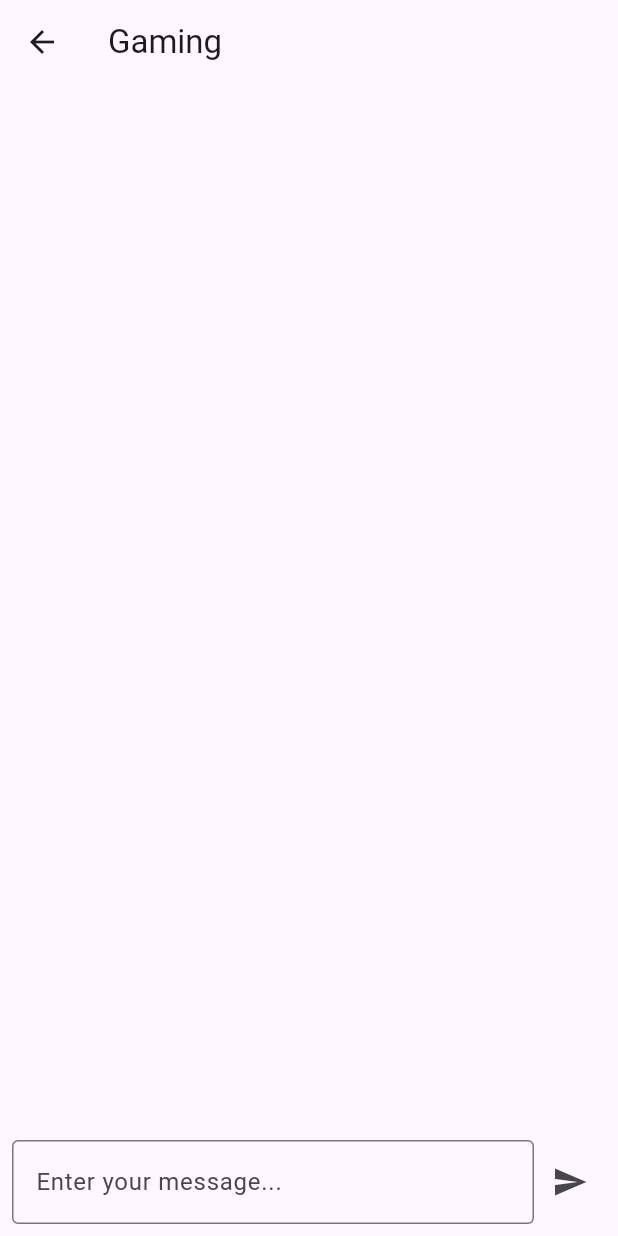
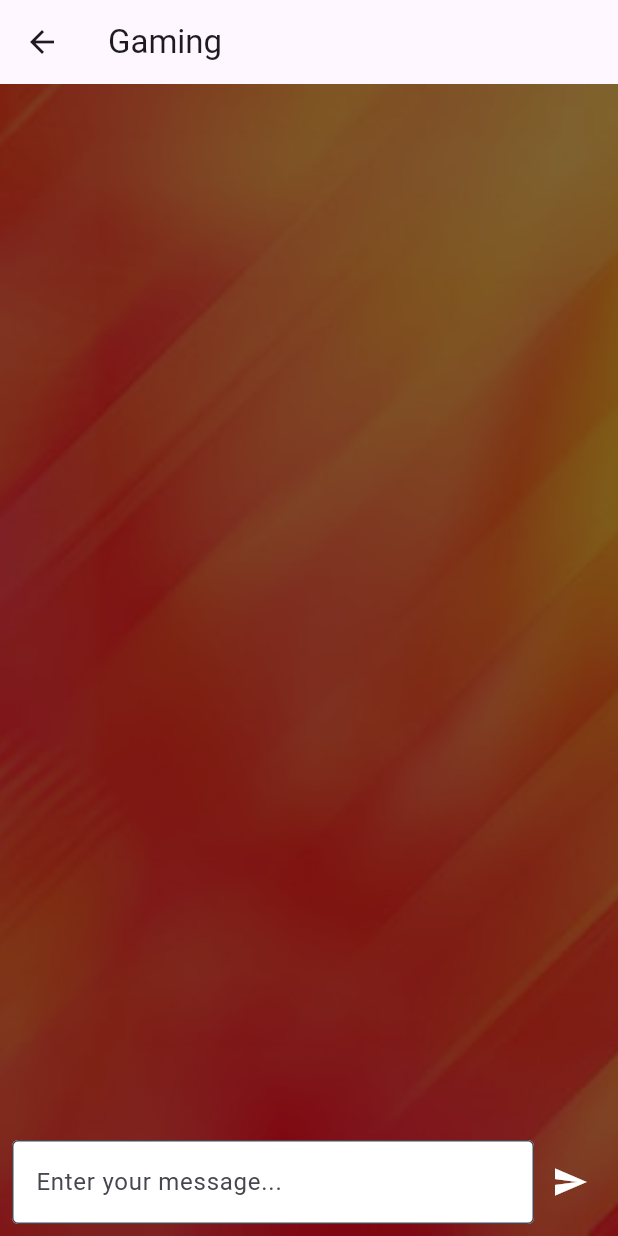
Before and after one commit to husainarib/Message-Board-App, a Flutter app: the MessageBoardListScreen screen opened by its route, after a tap on the "menu" icon, after a tap on "General", after a tap on "Gaming", on a phone screen of 412 x 824 dp. Run offline on Flutter 3.47's test engine with Material 3 defaults, Android fonts, the phone set to English and light mode, and no system bars; our stand-ins replace cloud_firestore, firebase_auth, firebase_core; accounts and stored records are empty; generated files the repository leaves out were written again.

Commit message:
add background to individual message boards

```diff
--- a/lib/ChatScreen.dart
+++ b/lib/ChatScreen.dart
@@ -4,8 +4,9 @@ import 'package:cloud_firestore/cloud_firestore.dart';
 
 class ChatScreen extends StatefulWidget {
   final String boardName;
+  final String backgroundImage;
 
-  ChatScreen({required this.boardName});
+  ChatScreen({required this.boardName, required this.backgroundImage});
 
   @override
   _ChatScreenState createState() => _ChatScreenState();
@@ -65,7 +66,22 @@ class _ChatScreenState extends State<ChatScreen> {
       appBar: AppBar(
         title: Text(widget.boardName),
       ),
-      body: Column(
+      body: Stack(
+        children: [
+          // Background Image
+          Positioned.fill(
+            child: Image.asset(
+              widget.backgroundImage,
+              fit: BoxFit.cover,
+            ),
+          ),
+          Positioned.fill(
+            child: Container(
+              color: Colors.black.withOpacity(0.5),
+            ),
+          ),
+          // CHAT UI
+          Column(
             children: [
               Expanded(
                 child: StreamBuilder<QuerySnapshot>(
@@ -79,9 +95,7 @@ class _ChatScreenState extends State<ChatScreen> {
                     if (!snapshot.hasData) {
                       return Center(child: CircularProgressIndicator());
                     }
-
                     final messages = snapshot.data!.docs;
-
                     return ListView.builder(
                       reverse: true,
                       itemCount: messages.length,
@@ -92,11 +106,20 @@ class _ChatScreenState extends State<ChatScreen> {
                         var datetime = messageData['datetime'].toDate();
 
                         return ListTile(
+                          // USERNAME
                           title: Text(
                             username,
-                        style: TextStyle(fontWeight: FontWeight.bold),
+                            style: TextStyle(
+                              fontWeight: FontWeight.bold,
+                              color: Colors.white,
                             ),
-                      subtitle: Text(messageText),
+                          ),
+                          // CHAT TEXT
+                          subtitle: Text(
+                            messageText,
+                            style: TextStyle(color: Colors.white),
+                          ),
+                          // DATE AND TIME
                           trailing: Text(
                             '${datetime.hour}:${datetime.minute} - ${datetime.month}/${datetime.day}/${datetime.year}',
                             style: TextStyle(fontSize: 12, color: Colors.grey),
@@ -114,14 +137,16 @@ class _ChatScreenState extends State<ChatScreen> {
                     Expanded(
                       child: TextField(
                         controller: _messageController,
-                    decoration: InputDecoration(
+                        decoration: const InputDecoration(
                           hintText: 'Enter your message...',
                           border: OutlineInputBorder(),
+                          filled: true,
+                          fillColor: Colors.white,
                         ),
                       ),
                     ),
                     IconButton(
-                  icon: Icon(Icons.send),
+                      icon: const Icon(Icons.send, color: Colors.white),
                       onPressed: _sendMessage,
                     ),
                   ],
@@ -129,6 +154,8 @@ class _ChatScreenState extends State<ChatScreen> {
               ),
             ],
           ),
+        ],
+      ),
     );
   }
 }
--- a/lib/main.dart
+++ b/lib/main.dart
@@ -130,7 +130,10 @@ class MessageBoardListScreen extends StatelessWidget {
               Navigator.push(
                 context,
                 MaterialPageRoute(
-                  builder: (context) => ChatScreen(boardName: board['name']!),
+                  builder: (context) => ChatScreen(
+                    boardName: board['name']!,
+                    backgroundImage: board['backgroundImage']!,
+                  ),
                 ),
               );
             },
```
Lines whose indentation alone changed are shown as unchanged.
